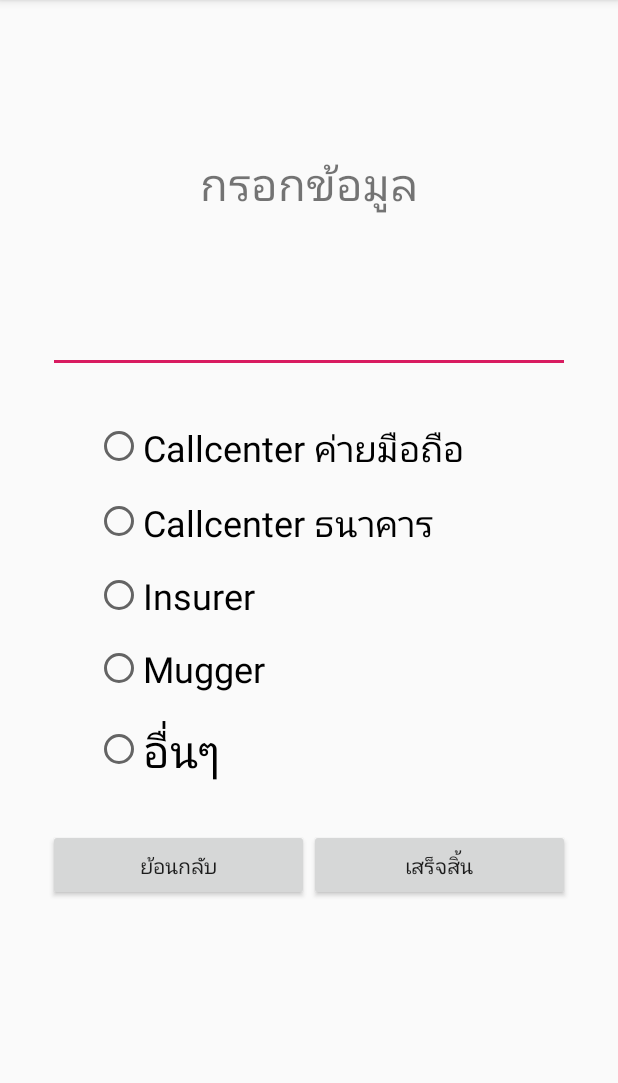
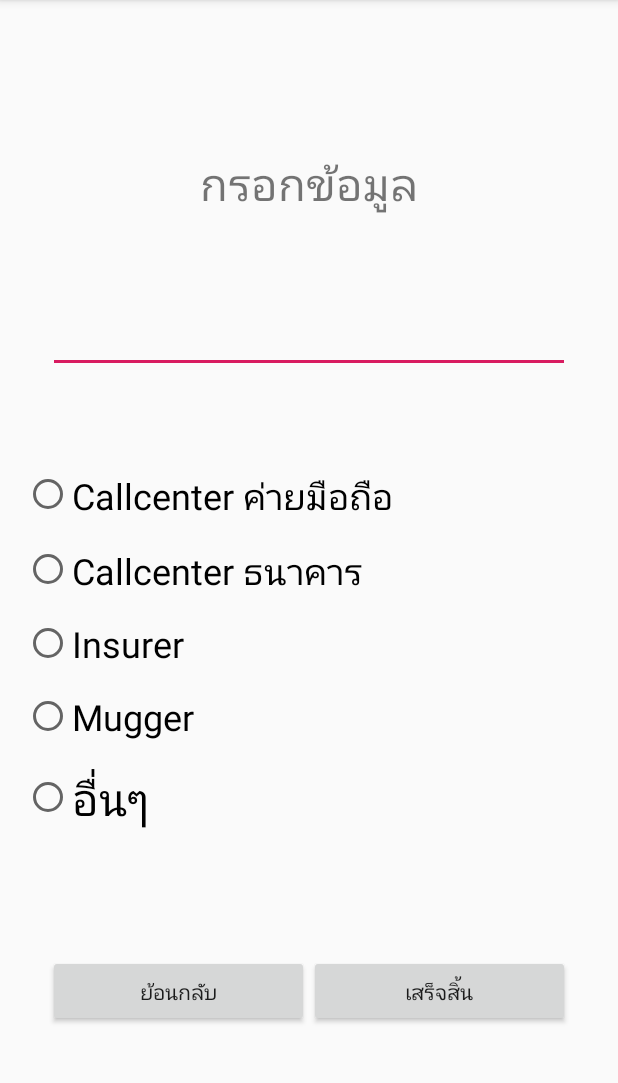
Before and after one commit to chani111/oosd1, an Android app: the screen it shows after launch (Main2Activity), after a tap on "เพิ่มเบอร์โทรศัพท์", on a phone screen of 412 x 824 dp, the part 84-1167 px from its top. Run offline under Robolectric (Android 15) with nearby library versions, the phone set to English and light mode, and no system bars; our stand-ins replace Room's generated code.

```diff
--- a/app/src/main/java/com/example/oosd/Main2Activity.java
+++ b/app/src/main/java/com/example/oosd/Main2Activity.java
@@ -6,13 +6,26 @@ import android.content.Intent;
 import android.os.Bundle;
 import android.view.View;
 import android.widget.Button;
+import android.widget.EditText;
+import android.widget.RadioButton;
+import android.widget.RadioGroup;
+
+import com.example.oosd.model.Number;
+import com.example.oosd.room_db.AppDatabase;
+
+import java.util.ArrayList;
+import java.util.List;
 
 public class Main2Activity extends AppCompatActivity {
+
+    private List<Number> mNumbers = new ArrayList<>();
+    private AppDatabase mDatabase;
 
     @Override
     protected void onCreate(Bundle savedInstanceState) {
         super.onCreate(savedInstanceState);
         setContentView(R.layout.activity_main2);
+        mDatabase = AppDatabase.getInstance(Main2Activity.this);
         Button b1;
         b1=(Button) findViewById(R.id.button_1);
         b1.setOnClickListener(new View.OnClickListener() {
@@ -23,5 +36,31 @@ public class Main2Activity extends AppCompatActivity {
             }
         });
 
+        Button addNumberButton = findViewById(R.id.button3);
+        addNumberButton.setOnClickListener(new View.OnClickListener() {
+            @Override
+            public void onClick(View view) {
+                EditText numberEditText = findViewById(R.id.editText);
+                String number = numberEditText.getText().toString();
+
+                RadioGroup type = (RadioGroup)Main2Activity.this.findViewById(R.id.type_radio_group);
+                int checkedRadioButtonID = type.getCheckedRadioButtonId();
+
+                RadioButton checkedRadioButton = (RadioButton) Main2Activity.this.findViewById(checkedRadioButtonID);
+                String checkedLabel = checkedRadioButton.getText().toString();
+
+                final Number number1 = new Number(0, number, checkedLabel);
+                Thread t = new Thread(new Runnable() {
+                    @Override
+                    public void run() {
+                        mDatabase.numberDAO().insertNumber(number1);
+                    }
+                });
+                t.start();
+                Intent intent = new Intent(Main2Activity.this, MainActivity.class);
+                startActivity(intent);
+            }
+        });
+
     }
 }
--- /dev/null
+++ b/app/src/main/java/com/example/oosd/room_db/AppDatabase.java
@@ -0,0 +1,54 @@
+package com.example.oosd.room_db;
+
+import android.content.Context;
+
+import androidx.annotation.NonNull;
+import androidx.room.Database;
+import androidx.room.Room;
+import androidx.room.RoomDatabase;
+import androidx.sqlite.db.SupportSQLiteDatabase;
+
+import com.example.oosd.model.Number;
+
+import java.util.concurrent.Executors;
+
+@Database(entities = {Number.class}, exportSchema = false, version = 1)
+public abstract class AppDatabase extends RoomDatabase {
+
+    private static final String DB_NAME = "number.db";
+
+    public abstract NumberDAO numberDAO();
+
+    private static AppDatabase mInstance;
+
+    public static synchronized AppDatabase getInstance(Context context) {
+        if (mInstance == null) {
+            mInstance = Room
+                    .databaseBuilder(
+                            context.getApplicationContext(),
+                            AppDatabase.class,
+                            DB_NAME
+                    )
+                    .addCallback(new Callback() {
+                        @Override
+                        public void onCreate(@NonNull SupportSQLiteDatabase db) {
+                            super.onCreate(db);
+
+                            Executors.newSingleThreadScheduledExecutor().execute(new Runnable() {
+                                @Override
+                                public void run() {
+                                    mInstance.numberDAO().insertNumber(
+                                            new Number(
+                                                    0, "0000", "0000"
+                                            )
+                                    );
+                                }
+                            });
+                        }
+                    })
+                    .build();
+        }
+        return mInstance;
+    }
+
+}
--- /dev/null
+++ b/app/src/main/java/com/example/oosd/room_db/NumberDAO.java
@@ -0,0 +1,23 @@
+package com.example.oosd.room_db;
+
+import androidx.room.Dao;
+import androidx.room.Insert;
+import androidx.room.Query;
+
+import com.example.oosd.model.Number;
+
+import java.util.List;
+
+@Dao
+public interface NumberDAO {
+
+    @Query("SELECT * FROM number WHERE phone LIKE :num")
+    List<Number> findWithNumber(String num);
+
+    @Query("SELECT * FROM number")
+    List<Number> getAllNumber();
+
+    @Insert
+    void insertNumber(Number number);
+
+}
--- a/app/src/main/res/layout/activity_main2.xml
+++ b/app/src/main/res/layout/activity_main2.xml
@@ -6,38 +6,6 @@
     android:layout_height="match_parent"
     tools:context=".Main2Activity">
 
-    <RadioButton
-        android:id="@+id/RadioButton"
-        android:layout_width="wrap_content"
-        android:layout_height="wrap_content"
-        android:layout_marginTop="32dp"
-        android:includeFontPadding="true"
-        android:text="Callcenter ค่ายมือถือ"
-        android:textSize="24sp"
-        app:layout_constraintEnd_toEndOf="@+id/editText"
-        app:layout_constraintHorizontal_bias="0.31"
-        app:layout_constraintStart_toStartOf="@+id/editText"
-        app:layout_constraintTop_toBottomOf="@+id/editText" />
-
-    <RadioButton
-        android:id="@+id/radioButton2"
-        android:layout_width="wrap_content"
-        android:layout_height="wrap_content"
-        android:layout_marginTop="16dp"
-        android:text="Insurer"
-        android:textSize="24sp"
-        app:layout_constraintStart_toStartOf="@+id/radioButton5"
-        app:layout_constraintTop_toBottomOf="@+id/radioButton5" />
-
-    <RadioButton
-        android:id="@+id/radioButton3"
-        android:layout_width="wrap_content"
-        android:layout_height="wrap_content"
-        android:layout_marginTop="16dp"
-        android:text="Mugger"
-        android:textSize="24sp"
-        app:layout_constraintStart_toStartOf="@+id/RadioButton"
-        app:layout_constraintTop_toBottomOf="@+id/radioButton2" />
 
     <EditText
         android:id="@+id/editText"
@@ -70,12 +38,12 @@
         android:id="@+id/button_1"
         android:layout_width="0dp"
         android:layout_height="wrap_content"
-        android:layout_marginTop="32dp"
         android:text="ย้อนกลับ"
+        app:layout_constraintBottom_toBottomOf="parent"
         app:layout_constraintEnd_toStartOf="@+id/button3"
         app:layout_constraintHorizontal_bias="0.07"
         app:layout_constraintStart_toStartOf="@+id/editText"
-        app:layout_constraintTop_toBottomOf="@+id/radioButton4" />
+        app:layout_constraintTop_toBottomOf="@+id/type_radio_group" />
 
     <TextView
         android:id="@+id/textView2"
@@ -88,15 +56,31 @@
         app:layout_constraintStart_toStartOf="@+id/editText"
         app:layout_constraintTop_toTopOf="parent" />
 
+    <RadioGroup
+        android:id="@+id/type_radio_group"
+        android:layout_width="fill_parent"
+        android:layout_height="wrap_content"
+        android:layout_marginStart="16dp"
+        android:layout_marginLeft="16dp"
+        android:layout_marginTop="32dp"
+        android:layout_marginEnd="16dp"
+        android:layout_marginRight="16dp"
+        app:layout_constraintEnd_toEndOf="parent"
+        app:layout_constraintStart_toStartOf="parent"
+        app:layout_constraintTop_toBottomOf="@+id/editText">
+
         <RadioButton
-        android:id="@+id/radioButton4"
+            android:id="@+id/RadioButton"
             android:layout_width="wrap_content"
             android:layout_height="wrap_content"
-        android:layout_marginTop="16dp"
-        android:text="อื่นๆ"
-        android:textSize="30sp"
-        app:layout_constraintStart_toStartOf="@+id/RadioButton"
-        app:layout_constraintTop_toBottomOf="@+id/radioButton3" />
+            android:layout_marginTop="32dp"
+            android:includeFontPadding="true"
+            android:text="Callcenter ค่ายมือถือ"
+            android:textSize="24sp"
+            app:layout_constraintEnd_toEndOf="@+id/editText"
+            app:layout_constraintHorizontal_bias="0.31"
+            app:layout_constraintStart_toStartOf="@+id/editText"
+            app:layout_constraintTop_toBottomOf="@+id/editText" />
 
         <RadioButton
             android:id="@+id/radioButton5"
@@ -108,4 +92,36 @@
             app:layout_constraintStart_toStartOf="@+id/RadioButton"
             app:layout_constraintTop_toBottomOf="@+id/RadioButton" />
 
+        <RadioButton
+            android:id="@+id/radioButton2"
+            android:layout_width="wrap_content"
+            android:layout_height="wrap_content"
+            android:layout_marginTop="16dp"
+            android:text="Insurer"
+            android:textSize="24sp"
+            app:layout_constraintStart_toStartOf="@+id/radioButton5"
+            app:layout_constraintTop_toBottomOf="@+id/radioButton5" />
+
+        <RadioButton
+            android:id="@+id/radioButton3"
+            android:layout_width="wrap_content"
+            android:layout_height="wrap_content"
+            android:layout_marginTop="16dp"
+            android:text="Mugger"
+            android:textSize="24sp"
+            app:layout_constraintStart_toStartOf="@+id/RadioButton"
+            app:layout_constraintTop_toBottomOf="@+id/radioButton2" />
+
+        <RadioButton
+            android:id="@+id/radioButton4"
+            android:layout_width="wrap_content"
+            android:layout_height="wrap_content"
+            android:layout_marginTop="16dp"
+            android:text="อื่นๆ"
+            android:textSize="30sp"
+            app:layout_constraintStart_toStartOf="@+id/RadioButton"
+            app:layout_constraintTop_toBottomOf="@+id/radioButton3" />
+
+    </RadioGroup>
+
 </androidx.constraintlayout.widget.ConstraintLayout>
```
Also changed, not shown: app/build.gradle (+7 -0 lines), app/src/main/java/com/example/oosd/Main3Activity.java (+48 -1 lines), app/src/main/java/com/example/oosd/adapter/RecyclerViewAdapter.java (added, +62 -0 lines), app/src/main/java/com/example/oosd/model/Number.java (added, +24 -0 lines), app/src/main/res/layout/activity_main3.xml (+23 -24 lines), app/src/main/res/layout/item_number.xml (added, +44 -0 lines). Lines whose indentation alone changed are shown as unchanged.
